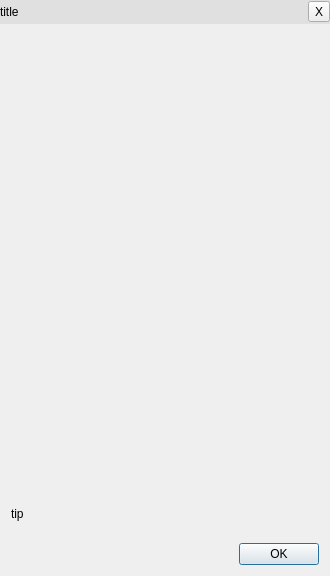
Old version of the form src/PropertyWidget/PropertyWidget.ui in the repository baifengjiu/TextDemo.
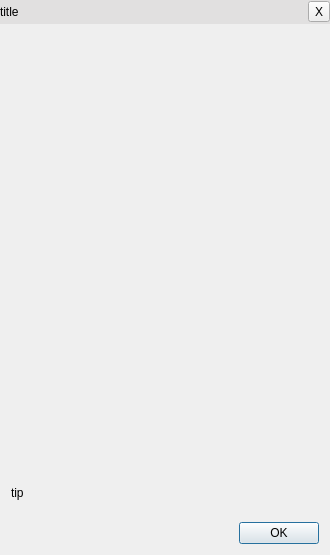
New version of the form.

What changed in the file:
```diff
--- a/src/PropertyWidget/PropertyWidget.ui
+++ b/src/PropertyWidget/PropertyWidget.ui
@@ -7,7 +7,7 @@
     <x>0</x>
     <y>0</y>
     <width>330</width>
-    <height>576</height>
+    <height>555</height>
    </rect>
   </property>
   <property name="windowTitle">
@@ -39,7 +39,7 @@
    <item>
     <widget class="QWidget" name="titleWidget" native="true">
      <property name="sizePolicy">
-      <sizepolicy hsizetype="Preferred" vsizetype="Preferred">
+      <sizepolicy hsizetype="Preferred" vsizetype="Fixed">
        <horstretch>0</horstretch>
        <verstretch>0</verstretch>
       </sizepolicy>
@@ -93,7 +93,7 @@
    <item>
     <widget class="QScrollArea" name="scrollArea">
      <property name="sizePolicy">
-      <sizepolicy hsizetype="Expanding" vsizetype="Expanding">
+      <sizepolicy hsizetype="Expanding" vsizetype="Preferred">
        <horstretch>0</horstretch>
        <verstretch>0</verstretch>
       </sizepolicy>
@@ -110,18 +110,46 @@
         <x>0</x>
         <y>0</y>
         <width>330</width>
-        <height>481</height>
+        <height>460</height>
        </rect>
       </property>
-      <layout class="QVBoxLayout" name="verticalLayout_3"/>
+      <layout class="QVBoxLayout" name="verticalLayout_3">
+       <property name="spacing">
+        <number>1</number>
+       </property>
+       <property name="leftMargin">
+        <number>0</number>
+       </property>
+       <property name="topMargin">
+        <number>0</number>
+       </property>
+       <property name="rightMargin">
+        <number>0</number>
+       </property>
+       <property name="bottomMargin">
+        <number>0</number>
+       </property>
+      </layout>
      </widget>
     </widget>
    </item>
    <item>
     <widget class="QWidget" name="widget_2" native="true">
+     <property name="sizePolicy">
+      <sizepolicy hsizetype="Preferred" vsizetype="Fixed">
+       <horstretch>0</horstretch>
+       <verstretch>0</verstretch>
+      </sizepolicy>
+     </property>
      <layout class="QVBoxLayout" name="verticalLayout_2">
       <item>
        <widget class="QLabel" name="tipWidget">
+        <property name="sizePolicy">
+         <sizepolicy hsizetype="Preferred" vsizetype="Fixed">
+          <horstretch>0</horstretch>
+          <verstretch>0</verstretch>
+         </sizepolicy>
+        </property>
         <property name="text">
          <string>tip</string>
         </property>
@@ -133,7 +161,7 @@
    <item>
     <widget class="QWidget" name="widget_3" native="true">
      <property name="sizePolicy">
-      <sizepolicy hsizetype="Preferred" vsizetype="Preferred">
+      <sizepolicy hsizetype="Preferred" vsizetype="Fixed">
        <horstretch>0</horstretch>
        <verstretch>0</verstretch>
       </sizepolicy>
```
